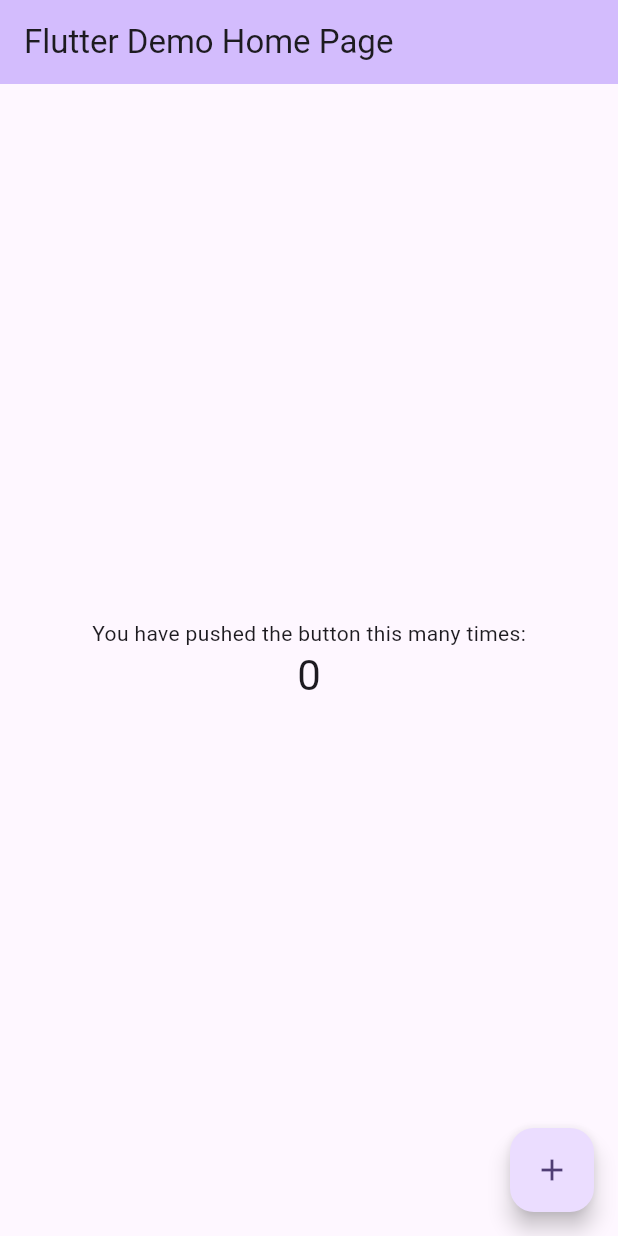
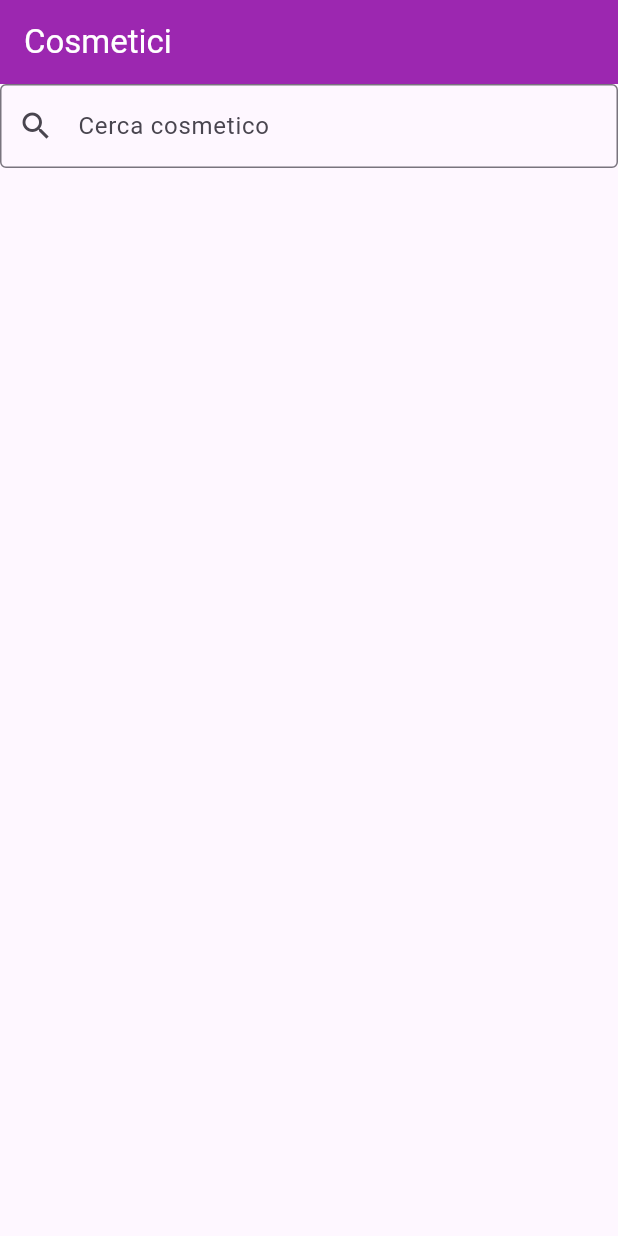
Before and after one commit to Pollo133/Cosmetici, a Flutter app: the screen it shows after launch, on a phone screen of 412 x 824 dp. Run offline on Flutter 3.47's test engine with Material 3 defaults, Android fonts, the phone set to English and light mode, and no system bars.

Commit message:
Aggiunto il testo Cerca

```diff
--- a/lib/main.dart
+++ b/lib/main.dart
@@ -6,120 +6,56 @@ void main() {
 
 class MyApp extends StatelessWidget {
   const MyApp({super.key});
-
-  // This widget is the root of your application.
   @override
   Widget build(BuildContext context) {
     return MaterialApp(
       title: 'Flutter Demo',
-      theme: ThemeData(
-        // This is the theme of your application.
-        //
-        // TRY THIS: Try running your application with "flutter run". You'll see
-        // the application has a purple toolbar. Then, without quitting the app,
-        // try changing the seedColor in the colorScheme below to Colors.green
-        // and then invoke "hot reload" (save your changes or press the "hot
-        // reload" button in a Flutter-supported IDE, or press "r" if you used
-        // the command line to start the app).
-        //
-        // Notice that the counter didn't reset back to zero; the application
-        // state is not lost during the reload. To reset the state, use hot
-        // restart instead.
-        //
-        // This works for code too, not just values: Most code changes can be
-        // tested with just a hot reload.
-        colorScheme: ColorScheme.fromSeed(seedColor: Colors.deepPurple),
-        useMaterial3: true,
-      ),
-      home: const MyHomePage(title: 'Flutter Demo Home Page'),
+      theme: ThemeData(),
+      home: const MyHomePage()
     );
   }
 }
 
 class MyHomePage extends StatefulWidget {
-  const MyHomePage({super.key, required this.title});
-
-  // This widget is the home page of your application. It is stateful, meaning
-  // that it has a State object (defined below) that contains fields that affect
-  // how it looks.
-
-  // This class is the configuration for the state. It holds the values (in this
-  // case the title) provided by the parent (in this case the App widget) and
-  // used by the build method of the State. Fields in a Widget subclass are
-  // always marked "final".
-
-  final String title;
+  const MyHomePage({super.key});
 
   @override
   State<MyHomePage> createState() => _MyHomePageState();
 }
 
 class _MyHomePageState extends State<MyHomePage> {
-  int _counter = 0;
+  String? _errorNameText;
+  TextEditingController ctrNome = TextEditingController();
 
-  void _incrementCounter() {
-    setState(() {
-      // This call to setState tells the Flutter framework that something has
-      // changed in this State, which causes it to rerun the build method below
-      // so that the display can reflect the updated values. If we changed
-      // _counter without calling setState(), then the build method would not be
-      // called again, and so nothing would appear to happen.
-      _counter++;
-    });
-  }
+
 
   @override
   Widget build(BuildContext context) {
-    // This method is rerun every time setState is called, for instance as done
-    // by the _incrementCounter method above.
-    //
-    // The Flutter framework has been optimized to make rerunning build methods
-    // fast, so that you can just rebuild anything that needs updating rather
-    // than having to individually change instances of widgets.
     return Scaffold(
-      appBar: AppBar(
-        // TRY THIS: Try changing the color here to a specific color (to
-        // Colors.amber, perhaps?) and trigger a hot reload to see the AppBar
-        // change color while the other colors stay the same.
-        backgroundColor: Theme.of(context).colorScheme.inversePrimary,
-        // Here we take the value from the MyHomePage object that was created by
-        // the App.build method, and use it to set our appbar title.
-        title: Text(widget.title),
-      ),
-      body: Center(
-        // Center is a layout widget. It takes a single child and positions it
-        // in the middle of the parent.
-        child: Column(
-          // Column is also a layout widget. It takes a list of children and
-          // arranges them vertically. By default, it sizes itself to fit its
-          // children horizontally, and tries to be as tall as its parent.
-          //
-          // Column has various properties to control how it sizes itself and
-          // how it positions its children. Here we use mainAxisAlignment to
-          // center the children vertically; the main axis here is the vertical
-          // axis because Columns are vertical (the cross axis would be
-          // horizontal).
-          //
-          // TRY THIS: Invoke "debug painting" (choose the "Toggle Debug Paint"
-          // action in the IDE, or press "p" in the console), to see the
-          // wireframe for each widget.
-          mainAxisAlignment: MainAxisAlignment.center,
-          children: <Widget>[
-            const Text(
-              'You have pushed the button this many times:',
+      appBar: AppBar(title: Text("Cosmetici", style: TextStyle(color: Colors.white)), backgroundColor: Colors.purple,),
+      body: Column(
+        children: [
+          TextField(
+            decoration: InputDecoration(
+                labelText: "Cerca cosmetico",
+                hintText: "Inseriesci il nome di un cosmetico",
+                errorText: _errorNameText,
+                border: const OutlineInputBorder(),
+                prefixIcon: IconButton(
+                    icon: new Icon(Icons.search),
+                    onPressed: () { textSearchName();},
+                ),
             ),
-            Text(
-              '$_counter',
-              style: Theme.of(context).textTheme.headlineMedium,
-            ),
-          ],
-        ),
-      ),
-      floatingActionButton: FloatingActionButton(
-        onPressed: _incrementCounter,
-        tooltip: 'Increment',
-        child: const Icon(Icons.add),
-      ), // This trailing comma makes auto-formatting nicer for build methods.
+            controller: ctrNome,
+            onSubmitted: (value){textSearchName();}
+          ),
+
+        ],
+      )
     );
   }
+
+  void textSearchName() {
+    print("Ciao");
+  }
 }
```
